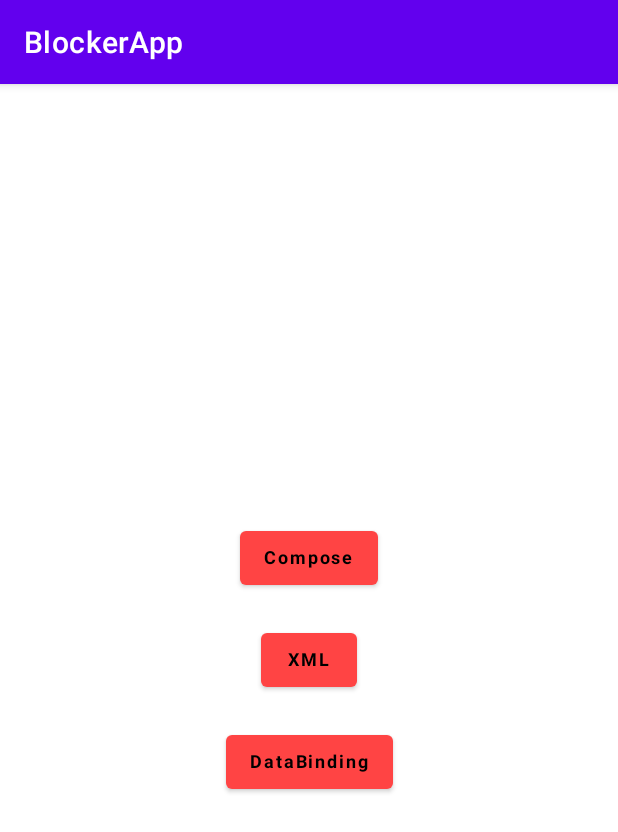
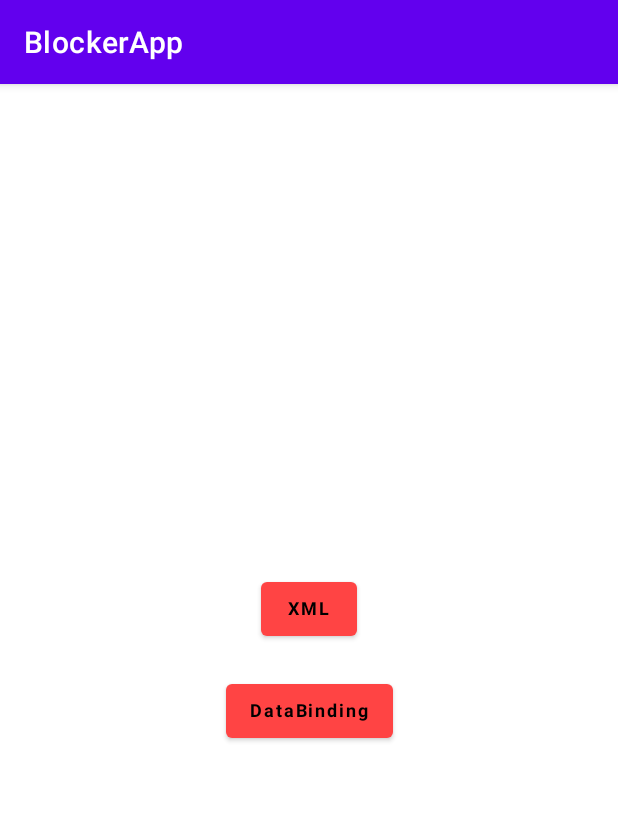
Before and after one commit to Im-Tae/Blocker, an Android app built with Jetpack Compose: the screen it shows after launch (MainActivity), on a phone screen of 412 x 824 dp. Shown: the top 832 px of the screen. Run offline under Robolectric (Android 15) with nearby library versions, the phone set to English and light mode, and no system bars; our stand-ins replace Dagger/Hilt's generated code, Timber.

Commit message:
fix: compose

```diff
--- /dev/null
+++ b/app/src/main/java/com/leaf/blockerapp/compose/Button.kt
@@ -0,0 +1,45 @@
+/*
+ * Create by Im-Tae on 2021. 9. 17.
+ *
+ * Copyright (c) 2021. Im-Tae. All rights reserved.
+ */
+
+package com.leaf.blockerapp.compose
+
+import android.R
+import android.view.View
+import androidx.compose.foundation.layout.Column
+import androidx.compose.foundation.layout.padding
+import androidx.compose.material.Button
+import androidx.compose.material.ButtonDefaults
+import androidx.compose.material.Text
+import androidx.compose.runtime.Composable
+import androidx.compose.ui.Alignment
+import androidx.compose.ui.Modifier
+import androidx.compose.ui.res.colorResource
+import androidx.compose.ui.text.font.FontWeight
+import androidx.compose.ui.unit.dp
+import androidx.compose.ui.unit.sp
+
+@Composable
+fun ButtonView(
+    title: String,
+    onClick: () -> Unit
+) {
+    Column(
+        modifier = Modifier.padding(top = 10.dp, bottom = 10.dp)
+    ) {
+
+        Button(
+            onClick = onClick,
+            colors = ButtonDefaults.buttonColors(backgroundColor = colorResource(id = R.color.holo_red_light)),
+            modifier = Modifier.align(Alignment.CenterHorizontally)
+        ) {
+            Text(
+                text = title,
+                fontSize = 12.sp,
+                fontWeight = FontWeight.Bold
+            )
+        }
+    }
+}
--- /dev/null
+++ b/app/src/main/java/com/leaf/blockerapp/compose/Theme.kt
@@ -0,0 +1,39 @@
+/*
+ * Create by Im-Tae on 2021. 9. 17.
+ *
+ * Copyright (c) 2021. Im-Tae. All rights reserved.
+ */
+
+package com.leaf.blockerapp.compose
+
+import androidx.compose.foundation.isSystemInDarkTheme
+import androidx.compose.material.MaterialTheme
+import androidx.compose.material.darkColors
+import androidx.compose.material.lightColors
+import androidx.compose.runtime.Composable
+import androidx.compose.ui.graphics.Color
+
+private val DarkColor = darkColors(
+    primary = Color.DarkGray,
+    primaryVariant = Color.DarkGray,
+    secondary = Color.DarkGray
+)
+
+private val LightColor = lightColors(
+    primary = Color.LightGray,
+    primaryVariant = Color.LightGray,
+    secondary = Color.LightGray,
+    background = Color.White
+)
+
+@Composable
+
+fun DefaultTheme(darkTheme: Boolean = isSystemInDarkTheme(), content: @Composable () -> Unit) {
+
+    val colors = if (darkTheme) DarkColor else LightColor
+
+    MaterialTheme(
+        colors = colors,
+        content = content
+    )
+}
--- a/app/src/main/java/com/leaf/blockerapp/view/MainActivity.kt
+++ b/app/src/main/java/com/leaf/blockerapp/view/MainActivity.kt
@@ -10,21 +10,16 @@ import android.content.Intent
 import android.os.Bundle
 import androidx.activity.compose.setContent
 import androidx.appcompat.app.AppCompatActivity
-import androidx.compose.foundation.layout.*
+import androidx.compose.foundation.layout.Arrangement
+import androidx.compose.foundation.layout.fillMaxSize
 import androidx.compose.foundation.lazy.LazyColumn
 import androidx.compose.foundation.lazy.items
-import androidx.compose.material.Button
-import androidx.compose.material.ButtonDefaults
-import androidx.compose.material.Text
 import androidx.compose.runtime.Composable
 import androidx.compose.ui.Alignment
 import androidx.compose.ui.Modifier
-import androidx.compose.ui.res.colorResource
-import androidx.compose.ui.text.font.FontWeight
 import androidx.compose.ui.tooling.preview.Preview
-import androidx.compose.ui.unit.dp
-import androidx.compose.ui.unit.sp
-import com.leaf.blockerapp.view.compose.ComposeActivity
+import com.leaf.blockerapp.compose.ButtonView
+import com.leaf.blockerapp.compose.DefaultTheme
 import com.leaf.blockerapp.view.databinding.DataBindingActivity
 import com.leaf.blockerapp.view.xml.XmlActivity
 import dagger.hilt.android.AndroidEntryPoint
@@ -33,7 +28,6 @@ import dagger.hilt.android.AndroidEntryPoint
 class MainActivity : AppCompatActivity() {
 
     private val buttonData = arrayListOf(
-        "Compose",
         "XML",
         "DataBinding"
     )
@@ -42,12 +36,14 @@ class MainActivity : AppCompatActivity() {
         super.onCreate(savedInstanceState)
 
         setContent {
-            ButtonListView(buttonData = buttonData)
+            DefaultTheme {
+                MainView(buttonData = buttonData)
+            }
         }
     }
 
     @Composable
-    fun ButtonListView(
+    fun MainView(
         buttonData: List<String>
     ) {
         LazyColumn(
@@ -56,44 +52,20 @@ class MainActivity : AppCompatActivity() {
             horizontalAlignment = Alignment.CenterHorizontally
         ) {
             items(items = buttonData) {
-                ButtonView(buttonData.indexOf(it), it)
-            }
-        }
-    }
-
-    @Composable
-    fun ButtonView(
-        index: Int,
-        title: String
-    ) {
-        Column(
-            modifier = Modifier.padding(top = 10.dp, bottom = 10.dp)
-        ) {
-
-            Button(
-                onClick = {
-                    when (index) {
-                        0 -> { startActivity(ComposeActivity::class.java) }
-                        1-> { startActivity(XmlActivity::class.java) }
-                        2 -> { startActivity(DataBindingActivity::class.java) }
+                ButtonView(it) {
+                    when (buttonData.indexOf(it)) {
+                        0 -> { startActivity(XmlActivity::class.java) }
+                        1 -> { startActivity(DataBindingActivity::class.java) }
                     }
-                },
-                colors = ButtonDefaults.buttonColors(backgroundColor = colorResource(id = android.R.color.holo_red_light)),
-                modifier = Modifier.align(Alignment.CenterHorizontally)
-            ) {
-                Text(
-                    text = title,
-                    fontSize = 12.sp,
-                    fontWeight = FontWeight.Bold
-                )
+                }
             }
         }
     }
 
     @Preview
     @Composable
-    fun PreviewButtonListView() {
-        ButtonListView(buttonData)
+    fun PreviewMainView() {
+        MainView(buttonData)
     }
 
     private fun startActivity(activityName : Class<*>) = startActivity(Intent(this, activityName))
```
Also changed, not shown: app/src/main/java/com/leaf/blockerapp/view/compose/ComposeActivity.kt (deleted, +0 -20 lines), app/src/main/res/layout/activity_compose.xml (deleted, +0 -15 lines), app/src/main/res/layout/activity_main.xml (deleted, +0 -18 lines), 4 other files.
